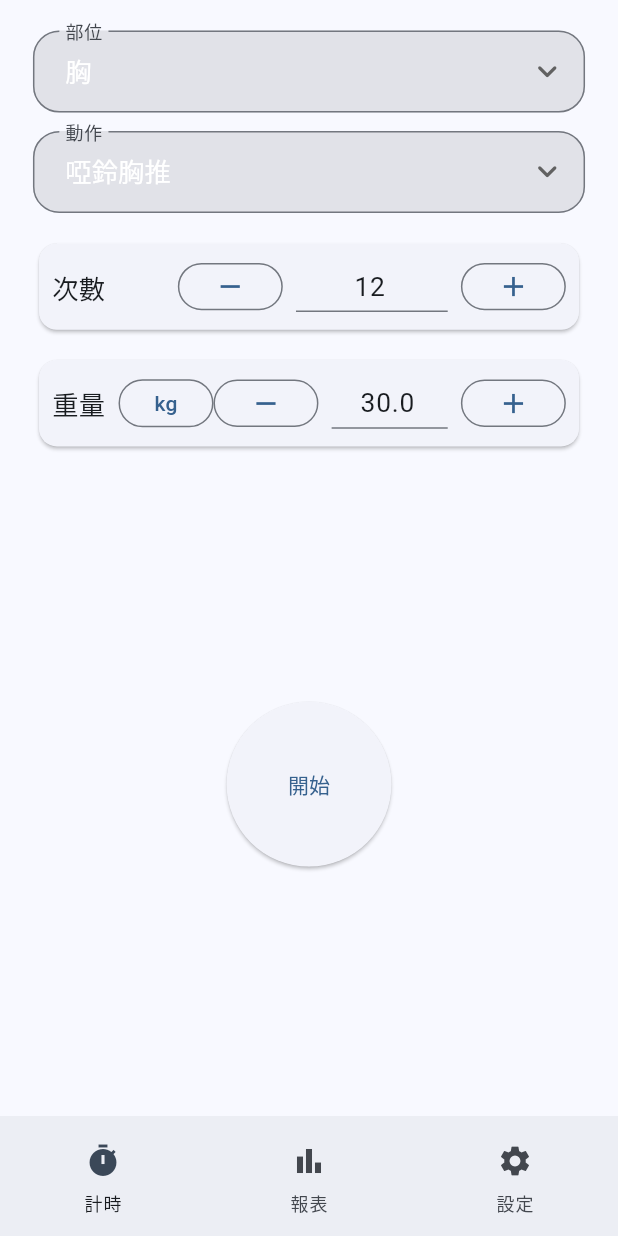
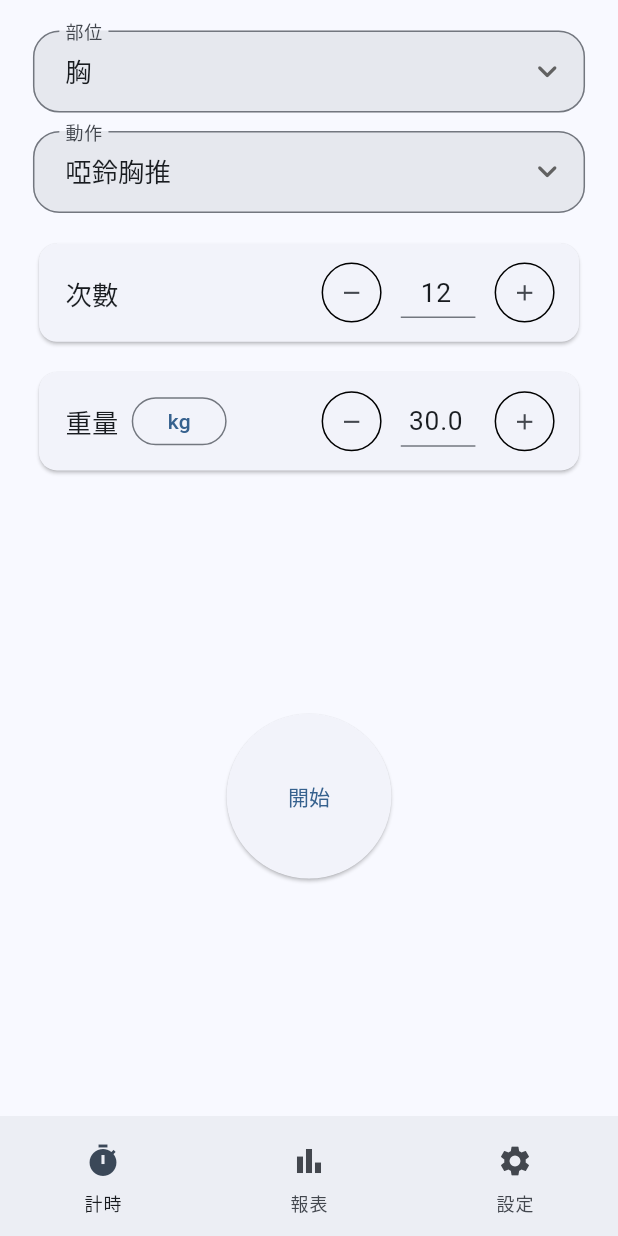
Before and after one commit to jia741/IronDiary, a Flutter app: the screen it shows after launch, on a phone screen of 412 x 824 dp. Run offline on Flutter 3.47's test engine with Material 3 defaults, Android fonts, the phone set to English and light mode, and no system bars; our stand-ins replace audioplayers, flutter_slidable, shared_preferences, sqflite; accounts and stored records are empty.

Commit message:
+-按鈕改用iconbutton，修復下拉選單顏色

```diff
--- a/lib/home_page.dart
+++ b/lib/home_page.dart
@@ -217,7 +217,12 @@ class _HomePageState extends State<HomePage> {
                           value: c['id'] as int,
                           child: Text(
                             c['name'] as String,
-                            style: TextStyle(fontSize: ScreenUtil.w(16)),
+                            style: TextStyle(
+                              fontSize: ScreenUtil.w(16),
+                              color: Theme.of(
+                                context,
+                              ).textTheme.bodyLarge?.color,
+                            ),
                           ),
                         ),
                       )
@@ -237,7 +242,12 @@ class _HomePageState extends State<HomePage> {
                           value: e['id'] as int,
                           child: Text(
                             e['name'] as String,
-                            style: TextStyle(fontSize: ScreenUtil.w(16)),
+                            style: TextStyle(
+                              fontSize: ScreenUtil.w(16),
+                              color: Theme.of(
+                                context,
+                              ).textTheme.bodyLarge?.color,
+                            ),
                           ),
                         ),
                       )
@@ -252,7 +262,7 @@ class _HomePageState extends State<HomePage> {
                 // 數值列：左右留白已由外層 padding 提供
                 NumberRow(
                   label: '次數',
-                  labelTrailing: SizedBox(width: ScreenUtil.w(36)),
+                  labelTrailing: SizedBox(width: ScreenUtil.w(64)),
                   valueText: reps.toString(),
                   onMinus: () {
                     setState(() => reps = (reps - 1).clamp(0, 999));
@@ -275,6 +285,7 @@ class _HomePageState extends State<HomePage> {
                     onPressed: _toggleWeightUnit,
                     style: const ButtonStyle(
                       visualDensity: VisualDensity.compact,
+                      //minimumSize: Size(ScreenUtil.w(36), ScreenUtil.w(36)),
                     ),
                     child: Text(_weightUnit),
                   ),
@@ -370,14 +381,11 @@ Widget prettyDropdown<T>({
     style: TextStyle(fontSize: ScreenUtil.w(16)),
     items: items,
     onChanged: onChanged,
-    icon: Icon(
-      Icons.keyboard_arrow_down_rounded,
-      size: ScreenUtil.w(24),
-    ),
+    icon: Icon(Icons.keyboard_arrow_down_rounded, size: ScreenUtil.w(24)),
     decoration: InputDecoration(
       labelText: label,
       filled: true,
-      fillColor: cs.surfaceContainerHighest,
+      fillColor: cs.surfaceContainerHigh,
       contentPadding: EdgeInsets.symmetric(
         horizontal: ScreenUtil.w(16),
         vertical: ScreenUtil.h(14),
@@ -443,6 +451,11 @@ class _NumberRowState extends State<NumberRow> {
         padding: EdgeInsets.all(ScreenUtil.w(8)),
         child: Row(
           children: [
+            SizedBox(width: ScreenUtil.w(8)),
+            Flexible(
+              flex: 1,
+              child: Row(
+                children: [
                   Text(
                     widget.label,
                     style: Theme.of(context).textTheme.titleMedium?.copyWith(
@@ -452,20 +465,29 @@ class _NumberRowState extends State<NumberRow> {
                   if (widget.labelTrailing != null) ...[
                     SizedBox(width: ScreenUtil.w(8)),
                     widget.labelTrailing!,
+                    SizedBox(width: ScreenUtil.w(8)),
                   ],
+                ],
+              ),
+            ),
             Flexible(
+              flex: 1,
               child: Row(
-                mainAxisAlignment: MainAxisAlignment.end,
+                //mainAxisAlignment: MainAxisAlignment.end,
                 children: [
-                  OutlinedButton(
+                  Flexible(
+                    child: IconButton(
                       onPressed: widget.onMinus,
-                    style: OutlinedButton.styleFrom(
-                      visualDensity: VisualDensity.compact,
-                      minimumSize:
-                          Size(ScreenUtil.w(36), ScreenUtil.w(36)),
+                      style: IconButton.styleFrom(
+                        shape: const RoundedRectangleBorder(
+                          borderRadius: BorderRadius.all(Radius.circular(100)),
+                          side: BorderSide(width: 1),
                         ),
-                    child: Icon(Icons.remove, size: ScreenUtil.w(20)),
                       ),
+                      icon: Icon(Icons.remove, size: ScreenUtil.w(16)),
+                    ),
+                  ),
+
                   SizedBox(width: ScreenUtil.w(8)),
                   Flexible(
                     child: TextField(
@@ -478,15 +500,19 @@ class _NumberRowState extends State<NumberRow> {
                       decoration: const InputDecoration(isDense: true),
                     ),
                   ),
+
                   SizedBox(width: ScreenUtil.w(8)),
-                  OutlinedButton(
+                  Flexible(
+                    child: IconButton(
                       onPressed: widget.onPlus,
-                    style: OutlinedButton.styleFrom(
-                      visualDensity: VisualDensity.compact,
-                      minimumSize:
-                          Size(ScreenUtil.w(36), ScreenUtil.w(36)),
+                      style: IconButton.styleFrom(
+                        shape: const RoundedRectangleBorder(
+                          borderRadius: BorderRadius.all(Radius.circular(100)),
+                          side: BorderSide(width: 1),
                         ),
-                    child: Icon(Icons.add, size: ScreenUtil.w(20)),
+                      ),
+                      icon: Icon(Icons.add, size: ScreenUtil.w(16)),
+                    ),
                   ),
                 ],
               ),
```
Lines whose indentation alone changed are shown as unchanged.
